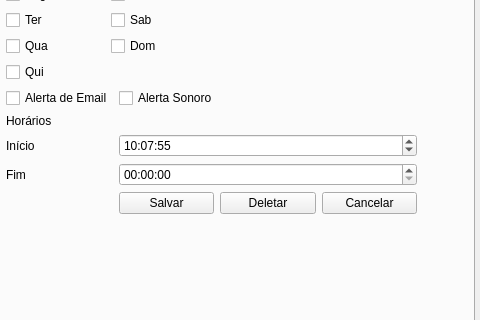
noldorj/Personal-Home-Guard, file mainForm.ui: the form before one commit; both pictures show x 456 to 936 and y 176 to 496 of the 936 by 675 pixel window.
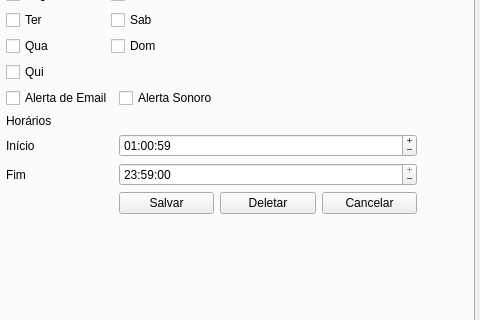
The form after the commit. The open tabs and pages were chosen to show the change.

```diff
--- a/mainForm.ui
+++ b/mainForm.ui
@@ -446,25 +446,51 @@
          </item>
          <item row="3" column="1">
           <widget class="QTimeEdit" name="timeStart">
+           <property name="buttonSymbols">
+            <enum>QAbstractSpinBox::PlusMinus</enum>
+           </property>
+           <property name="specialValueText">
+            <string/>
+           </property>
            <property name="accelerated">
             <bool>true</bool>
            </property>
            <property name="showGroupSeparator" stdset="0">
-            <bool>false</bool>
+            <bool>true</bool>
            </property>
            <property name="dateTime">
             <datetime>
-             <hour>10</hour>
-             <minute>7</minute>
-             <second>55</second>
+             <hour>1</hour>
+             <minute>0</minute>
+             <second>59</second>
              <year>2020</year>
-             <month>11</month>
+             <month>10</month>
+             <day>26</day>
+            </datetime>
+           </property>
+           <property name="maximumDateTime">
+            <datetime>
+             <hour>23</hour>
+             <minute>59</minute>
+             <second>59</second>
+             <year>2020</year>
+             <month>10</month>
              <day>26</day>
             </datetime>
            </property>
            <property name="calendarPopup">
             <bool>true</bool>
            </property>
+           <property name="timeSpec">
+            <enum>Qt::TimeZone</enum>
+           </property>
+           <property name="time">
+            <time>
+             <hour>1</hour>
+             <minute>0</minute>
+             <second>59</second>
+            </time>
+           </property>
           </widget>
          </item>
          <item row="4" column="0">
@@ -476,9 +502,25 @@
          </item>
          <item row="4" column="1">
           <widget class="QTimeEdit" name="timeEnd">
+           <property name="buttonSymbols">
+            <enum>QAbstractSpinBox::PlusMinus</enum>
+           </property>
            <property name="calendarPopup">
             <bool>true</bool>
            </property>
+           <property name="currentSectionIndex">
+            <number>0</number>
+           </property>
+           <property name="timeSpec">
+            <enum>Qt::TimeZone</enum>
+           </property>
+           <property name="time">
+            <time>
+             <hour>23</hour>
+             <minute>59</minute>
+             <second>0</second>
+            </time>
+           </property>
           </widget>
          </item>
          <item row="5" column="1">
```
Left out of the diff: 15 changed lines with no effect on the pictures.
